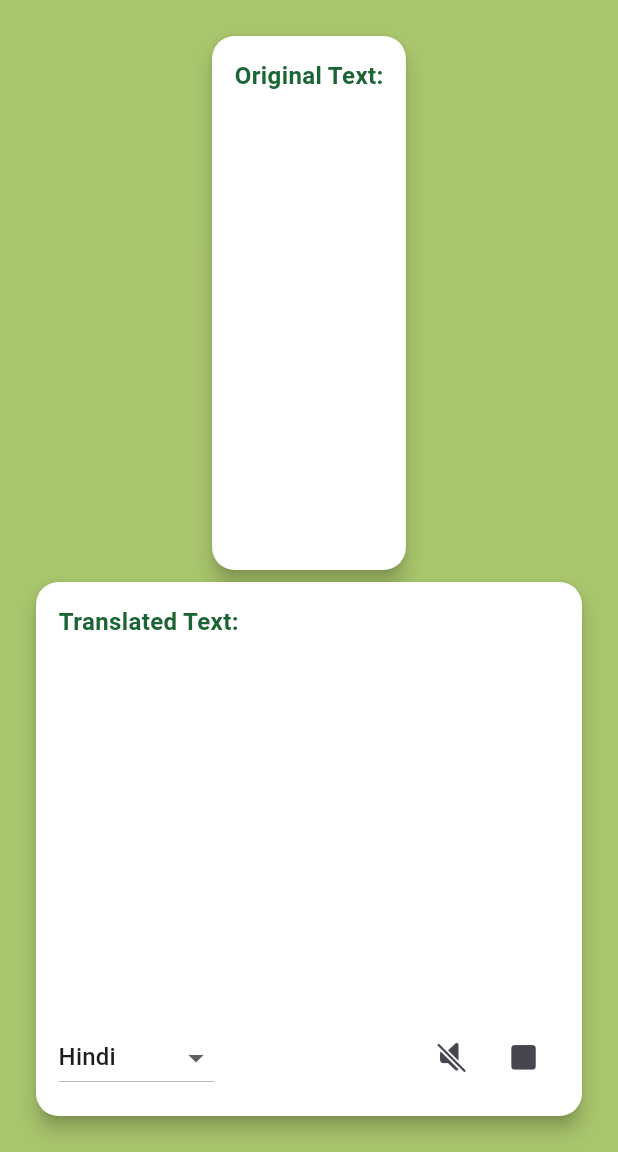
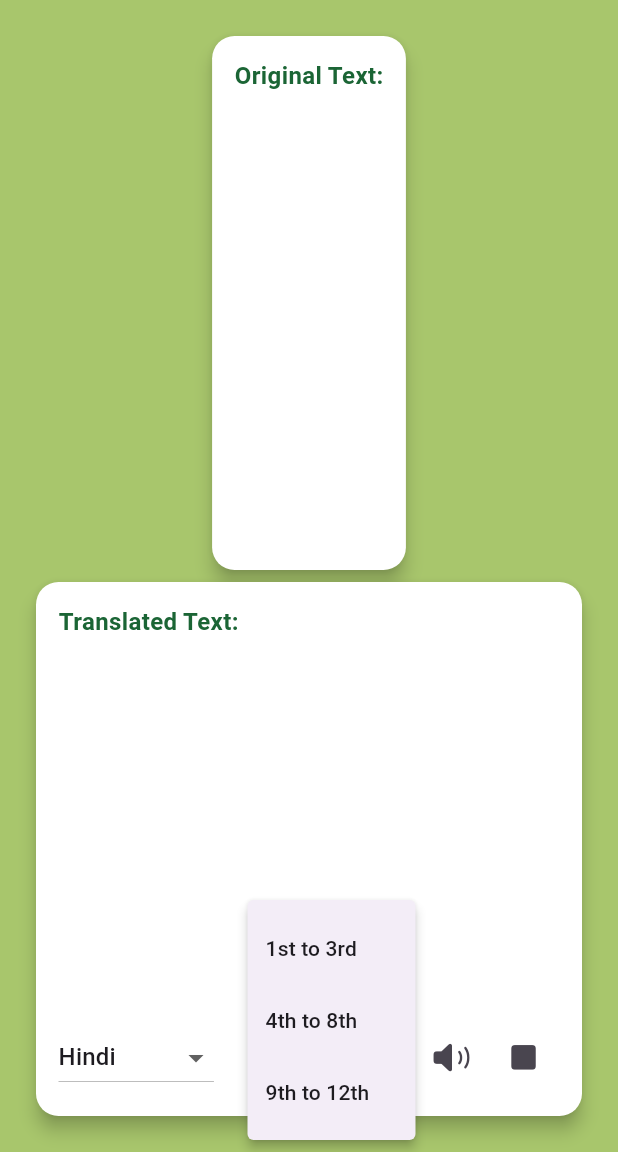
Before and after one commit to 4ayyappadasks/texttospeach, a Flutter app: the screen it shows after launch, item 2 of the bottom bar chosen, on a phone screen of 412 x 824 dp, the part 84-1236 px from its top. Run offline on Flutter 3.47's test engine with Material 3 defaults, Android fonts, the phone set to English and light mode, and no system bars; our stand-ins replace flutter_tts, get; missing offline and left inert: translator; network calls fail.

```diff
--- a/lib/Google_transalate/Controller/google_controller2.dart
+++ b/lib/Google_transalate/Controller/google_controller2.dart
@@ -22,18 +22,18 @@ class Transilator extends GetxController with WidgetsBindingObserver {
 
   final Map<String, Map<String, double>> languageSettings = {
     'en': {'pitch': 1.0, 'rate': 0.5},
-    'hi': {'pitch': 1.2, 'rate': 0.6},
-    'bn': {'pitch': 1.1, 'rate': 0.5},
+    'hi': {'pitch': 1.0, 'rate': 0.6},
+    'bn': {'pitch': 1.0, 'rate': 0.5},
     'te': {'pitch': 1.0, 'rate': 0.55},
-    'mr': {'pitch': 1.1, 'rate': 0.5},
+    'mr': {'pitch': 1.0, 'rate': 0.5},
     'ta': {'pitch': 1.0, 'rate': 0.6},
-    'gu': {'pitch': 1.2, 'rate': 0.5},
+    'gu': {'pitch': 1.0, 'rate': 0.5},
     'ur': {'pitch': 1.0, 'rate': 0.55},
-    'kn': {'pitch': 1.1, 'rate': 0.6},
+    'kn': {'pitch': 1.0, 'rate': 0.6},
     'or': {'pitch': 1.0, 'rate': 0.5},
-    'ml': {'pitch': 1.1, 'rate': 0.55},
+    'ml': {'pitch': 1.0, 'rate': 0.55},
     'pa': {'pitch': 1.0, 'rate': 0.5},
-    'as': {'pitch': 1.2, 'rate': 0.6},
+    'as': {'pitch': 1.0, 'rate': 0.6},
   };
 
   @override
@@ -81,10 +81,12 @@ class Transilator extends GetxController with WidgetsBindingObserver {
     });
   }
 
-  void initSetting() async {
+  void initSetting({pitchv,speechv}) async {
+    var pitchv;
+    var speechv;
     await flutterTts.setVolume(1.0);
-    await flutterTts.setPitch(pitch.value);
-    await flutterTts.setSpeechRate(speachRate.value);
+    await flutterTts.setPitch(pitchv??pitch.value);
+    await flutterTts.setSpeechRate(speechv??speachRate.value);
     await flutterTts.setLanguage(outputlanguage.value);
   }
 
--- a/lib/Google_transalate/page/page2.dart
+++ b/lib/Google_transalate/page/page2.dart
@@ -20,7 +20,7 @@ class Myhomepage22 extends StatelessWidget {
         child: Obx(
               () => Languagecontroller.apiload.value
               ? const Center(child: CircularProgressIndicator())
-              :  _buildTranslationDisplay(Languagecontroller),
+              : _buildTranslationDisplay(Languagecontroller),
         ),
       ),
     );
@@ -29,16 +29,69 @@ class Myhomepage22 extends StatelessWidget {
   Widget _buildControlButtons(Transilator controller) {
     return Row(
       children: [
-        _buildLanguageDropdown(controller.outputlanguage,
-          controller.inputlanguage,),
-        Spacer(),
-        IconButton(   onPressed: () {
+        _buildLanguageDropdown(controller.outputlanguage, controller.inputlanguage),
+        const Spacer(),
+        PopupMenuButton<String>(
+          onSelected: (value) {
+            switch (value) {
+              case '1st to 3rd':
+                controller.speachRate.value = 0.3;
+                controller.pitch.value = 1.0;
+                controller.pause();
+                controller.initSetting(pitchv:1.0,speechv:  0.3);
+                // controller.speak();
+                break;
+              case '4th to 8th':
+                controller.speachRate.value = 0.5;
+                controller.pitch.value = 1.0;
+                controller.pause();
+                controller.initSetting(pitchv:1.0,speechv:  0.5);
+                // controller.speak();
+                break;
+              case '9th to 12th':
+                controller.speachRate.value = 0.6;
+                controller.pitch.value = 1.0;
+                controller.pause();
+                controller.initSetting(pitchv:1.0,speechv:  0.6);
+                // controller.speak();
+                break;
+            }
+            controller.initSetting();
+          },
+          itemBuilder: (context) => [
+            const PopupMenuItem(
+              value: '1st to 3rd',
+              child: Text('1st to 3rd'),
+            ),
+            const PopupMenuItem(
+              value: '4th to 8th',
+              child: Text('4th to 8th'),
+            ),
+            const PopupMenuItem(
+              value: '9th to 12th',
+              child: Text('9th to 12th'),
+            ),
+          ],
+          icon: const Icon(Icons.settings),
+        ),
+        IconButton(
+          onPressed: () {
             controller.play.value ? controller.pause() : controller.speak();
-        }, icon: Icon(controller.play.value ?CupertinoIcons.speaker_slash_fill:CupertinoIcons.speaker_2_fill)),
-        IconButton(onPressed: () {
+          },
+          icon: Icon(
+            controller.play.value
+                ? CupertinoIcons.speaker_slash_fill
+                : CupertinoIcons.speaker_2_fill,
+          ),
+        ),
+        IconButton(
+          onPressed: () {
             controller.stop();
-        }, icon: Icon(CupertinoIcons.stop_fill)),
-      ],);
+          },
+          icon: const Icon(CupertinoIcons.stop_fill),
+        ),
+      ],
+    );
   }
 
   Widget _buildSliderSection(
@@ -85,10 +138,7 @@ class Myhomepage22 extends StatelessWidget {
     return Row(
       mainAxisAlignment: MainAxisAlignment.center,
       children: [
-        _buildLanguageDropdown(
-          controller.outputlanguage,
-          controller.inputlanguage,
-        ),
+        _buildLanguageDropdown(controller.outputlanguage, controller.inputlanguage),
       ],
     );
   }
@@ -121,8 +171,7 @@ class Myhomepage22 extends StatelessWidget {
         onChanged: (value) {
           if (value != null) {
             selectedLanguage.value = value;
-            final settings =
-                Languagecontroller.languageSettings[value] ??
+            final settings = Languagecontroller.languageSettings[value] ??
                 {'pitch': 1.0, 'rate': 1.0};
             Languagecontroller.pitch.value = settings['pitch']!;
             Languagecontroller.speachRate.value = settings['rate']!;
@@ -143,7 +192,9 @@ class Myhomepage22 extends StatelessWidget {
             Expanded(
               child: Card(
                 elevation: 5,
-                    shape: RoundedRectangleBorder(borderRadius: BorderRadius.circular(15)),
+                shape: RoundedRectangleBorder(
+                  borderRadius: BorderRadius.circular(15),
+                ),
                 color: Colors.white,
                 child: Padding(
                   padding: const EdgeInsets.all(15),
@@ -174,7 +225,9 @@ class Myhomepage22 extends StatelessWidget {
             Expanded(
               child: Card(
                 elevation: 5,
-                    shape: RoundedRectangleBorder(borderRadius: BorderRadius.circular(15)),
+                shape: RoundedRectangleBorder(
+                  borderRadius: BorderRadius.circular(15),
+                ),
                 color: Colors.white,
                 child: Padding(
                   padding: const EdgeInsets.all(15),
@@ -182,7 +235,9 @@ class Myhomepage22 extends StatelessWidget {
                     crossAxisAlignment: CrossAxisAlignment.start,
                     children: [
                       if (controller.isTranslating.value)
-                            const Center(child: CircularProgressIndicator(color:  Color(0xFF1B6535)))
+                        const Center(
+                          child: CircularProgressIndicator(color: Color(0xFF1B6535)),
+                        )
                       else ...[
                         const Text(
                           "Translated Text:",
@@ -198,8 +253,8 @@ class Myhomepage22 extends StatelessWidget {
                             ),
                           ),
                         ),
-                            _buildControlButtons(controller)
-                          ]
+                        _buildControlButtons(controller),
+                      ],
                     ],
                   ),
                 ),
@@ -211,6 +266,7 @@ class Myhomepage22 extends StatelessWidget {
     );
   }
 }
+
 
 
 /// don't remove this code
```
Also changed, not shown: lib/Transilate/controller/controller.dart (deleted, +0 -98 lines), lib/Transilate/page.dart (deleted, +0 -121 lines). Lines whose indentation alone changed are shown as unchanged.
